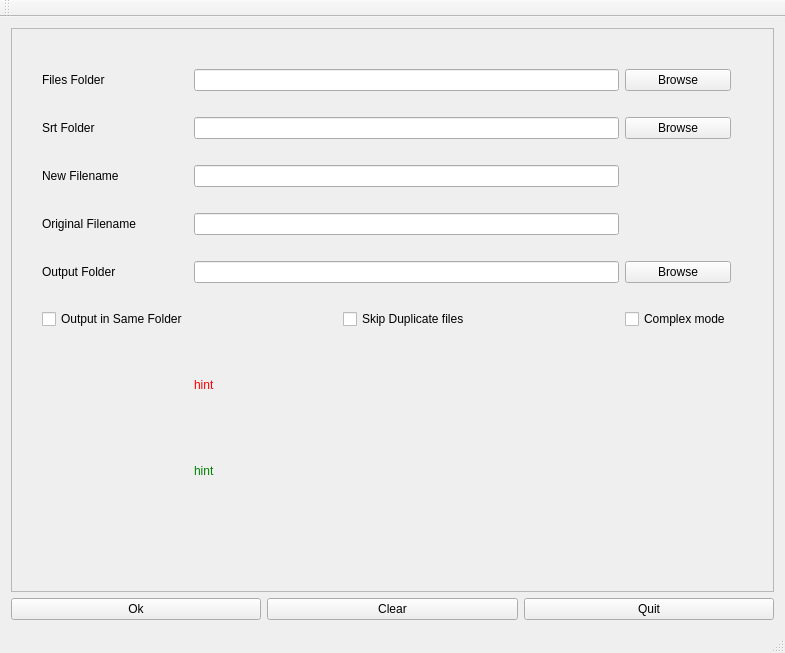
Old version of the form UI/mainwindow.ui in the repository EricChou66/namemodifier.
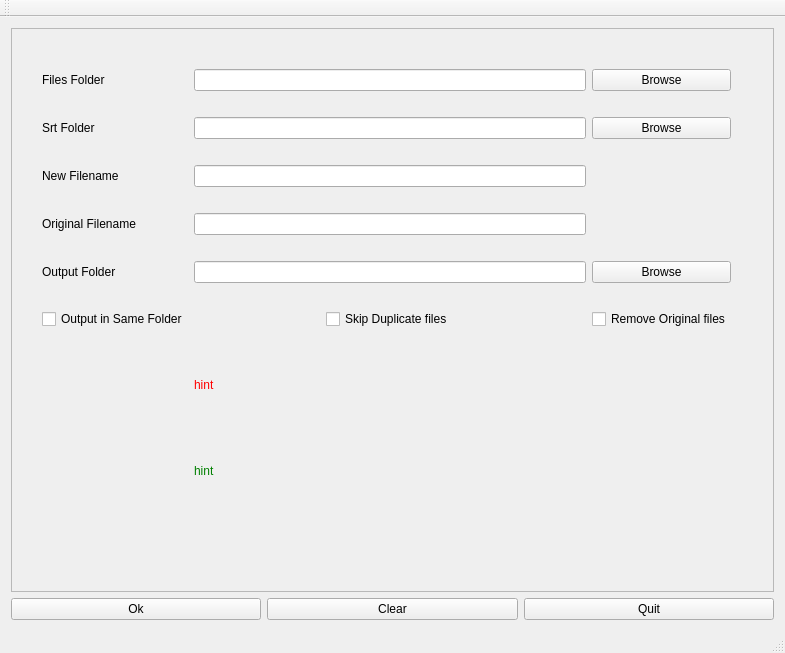
New version of the form.

Commit message: duplicate bug fixed, add keep original files checkbox

What changed in the file:
```diff
--- a/UI/mainwindow.ui
+++ b/UI/mainwindow.ui
@@ -153,7 +153,7 @@
         <item row="9" column="2">
          <widget class="QCheckBox" name="complexBox">
           <property name="text">
-           <string>Complex mode</string>
+           <string>Remove Original files</string>
           </property>
          </widget>
         </item>
```
Left out of the diff: 2 changed lines with no effect on the pictures. The commit also changes 2 other files.
